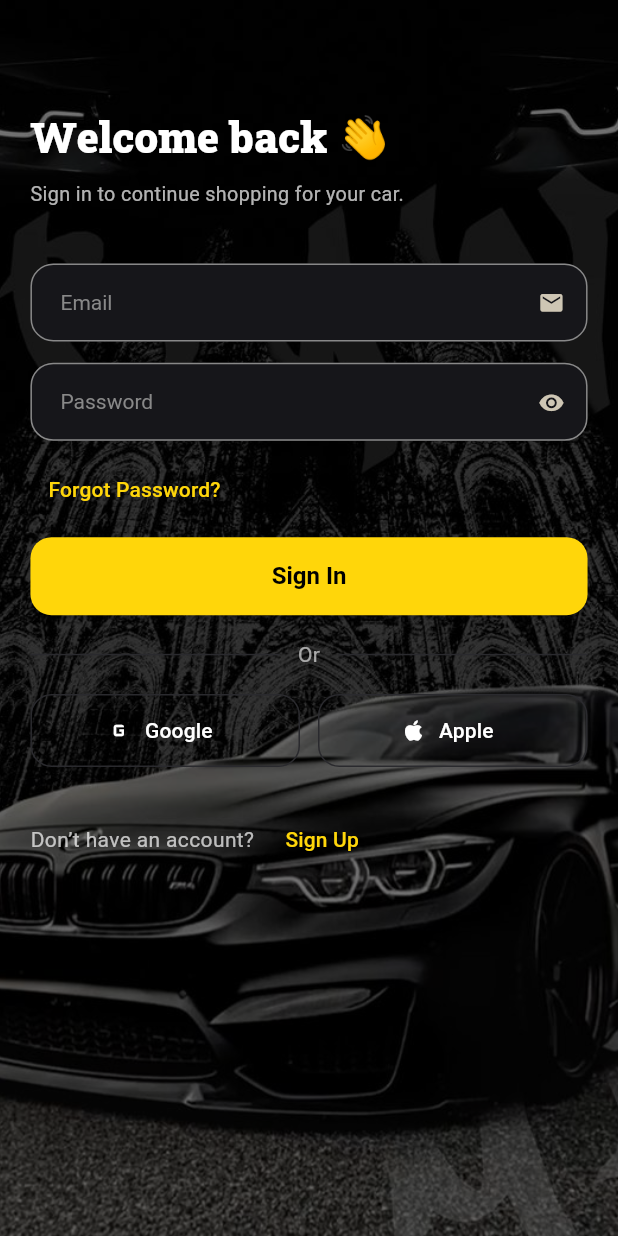
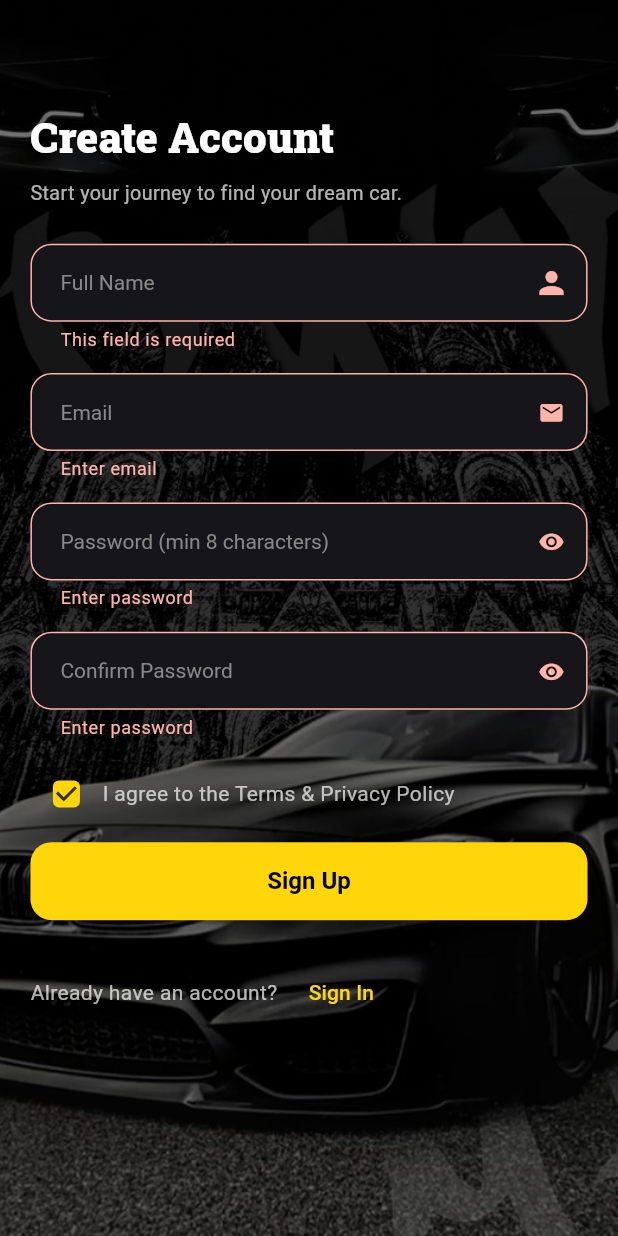
Before and after one commit to YassineDvP25/auto_swift, a Flutter app: the screen it shows after launch, after a tap on "Sign Up", on a phone screen of 412 x 824 dp. Run offline on Flutter 3.47's test engine with Material 3 defaults, Android fonts, the phone set to English and light mode, and no system bars; our stand-ins replace awesome_dialog, bloc, dio, dropdown_button2, firebase_core, flutter_bloc and 3 more; accounts and stored records are empty; network calls fail; Roboto replaces fonts that are missing (reg).

Commit message:
feat(auth): improve sign in/up flow and routing

```diff
--- a/lib/auto_app.dart
+++ b/lib/auto_app.dart
@@ -58,7 +58,7 @@ class AutoApp extends StatelessWidget {
 
       child: MaterialApp(
         theme: baseTheme,
-        initialRoute: Routes.signInScreen,
+        initialRoute: Routes.signUpScreen,
         debugShowCheckedModeBanner: false,
         onGenerateRoute: approuter.generateRoute,
       ),
--- a/lib/core/routes/app_router.dart
+++ b/lib/core/routes/app_router.dart
@@ -4,6 +4,7 @@ import 'package:auto_swift/features/admin/cubit/admin_cubit.dart';
 import 'package:auto_swift/features/home/cubit/home_cubit.dart';
 import 'package:auto_swift/features/screens/admin_screen.dart';
 import 'package:auto_swift/features/screens/auth/sign_in_screen.dart';
+import 'package:auto_swift/features/screens/auth/sign_up_screen.dart';
 import 'package:auto_swift/features/screens/home_screen.dart';
 import 'package:dio/dio.dart';
 import 'package:flutter/material.dart';
@@ -14,8 +15,8 @@ class AppRouter {
     switch (settings.name) {
       case Routes.signInScreen:
         return MaterialPageRoute(builder: (_) =>  SignInPage());
-      // case Routes.signUpScreen:
-      //   return MaterialPageRoute(builder: (_) =>  SignUpPage());
+      case Routes.signUpScreen:
+        return MaterialPageRoute(builder: (_) =>  SignUpPage());
 
       case Routes.adminPage:
         return MaterialPageRoute(
--- a/lib/features/auth/widgets/auth_text_field.dart
+++ b/lib/features/auth/widgets/auth_text_field.dart
@@ -10,6 +10,7 @@ class AuthTextField extends StatelessWidget {
   final String? Function(String?) validator;
   final TextDirection textDirection;
   final TextInputAction? textInputAction;
+  final Widget? suffxIcon;
 
   const AuthTextField({
     super.key,
@@ -18,7 +19,7 @@ class AuthTextField extends StatelessWidget {
     required this.validator,
     this.keyboardType = TextInputType.text,
     this.textDirection = TextDirection.rtl,
-    this.textInputAction,
+    this.textInputAction, this.suffxIcon,
   });
 
   @override
@@ -36,7 +37,7 @@ class AuthTextField extends StatelessWidget {
             fontFamily: 'reg',
             color: AppColors.grayScaleHoder,
           ),
-          suffixIcon: Icon(Icons.email, size: 16.sp),
+          suffixIcon: suffxIcon,
 
           enabledBorder: OutlineInputBorder(
             borderSide: BorderSide(color: AppColors.grayScaleHoder),
--- a/lib/features/screens/auth/sign_in_screen.dart
+++ b/lib/features/screens/auth/sign_in_screen.dart
@@ -1,6 +1,5 @@
 import 'package:auto_swift/core/helpers/spacing.dart';
 import 'package:auto_swift/core/routes/routes.dart';
-import 'package:auto_swift/core/widgets/app_text_form_field.dart';
 import 'package:auto_swift/features/auth/classes/auth_controller.dart';
 import 'package:auto_swift/features/auth/classes/auth_service.dart';
 import 'package:auto_swift/features/auth/functions/show_snack.dart';
@@ -17,7 +16,7 @@ import 'package:flutter/material.dart';
 import 'package:flutter_screenutil/flutter_screenutil.dart';
 
 class SignInPage extends StatefulWidget {
-  static const route = '/signinScreen';
+  static const route = '/signInScreen';
   const SignInPage({super.key});
 
   @override
@@ -78,7 +77,7 @@ class _SignInPageState extends State<SignInPage> {
                   AuthTextField(
                     controller: _email,
                     label: 'Email',
-
+                    suffxIcon: Icon(Icons.email, size: 16.sp,),
                     keyboardType: TextInputType.emailAddress,
                     textInputAction: TextInputAction.none,
                     validator: Validators.email,
--- a/lib/features/screens/auth/sign_up_screen.dart
+++ b/lib/features/screens/auth/sign_up_screen.dart
@@ -1,153 +1,172 @@
-// import 'package:auto_swift/features/screens/auth/sign_in_screen.dart';
-// import 'package:flutter/material.dart';
+import 'package:auto_swift/core/helpers/spacing.dart';
+import 'package:auto_swift/features/auth/classes/auth_controller.dart';
+import 'package:auto_swift/features/auth/classes/auth_service.dart';
+import 'package:auto_swift/features/auth/classes/auth_validator.dart';
+import 'package:auto_swift/features/auth/widgets/auth_background_scafold.dart';
+import 'package:auto_swift/features/auth/widgets/auth_footer.dart';
+import 'package:auto_swift/features/auth/widgets/auth_text_field.dart';
+import 'package:auto_swift/features/auth/widgets/brand_header.dart';
+import 'package:auto_swift/features/auth/widgets/password_field.dart';
+import 'package:auto_swift/features/screens/auth/sign_in_screen.dart';
+import 'package:flutter/material.dart';
+import 'package:flutter_screenutil/flutter_screenutil.dart';
 
-// class SignUpPage extends StatefulWidget {
-//   const SignUpPage({super.key});
+class SignUpPage extends StatefulWidget {
+  const SignUpPage({super.key});
 
-//   @override
-//   State<SignUpPage> createState() => _SignUpPageState();
-// }
+  @override
+  State<SignUpPage> createState() => _SignUpPageState();
+}
 
-// class _SignUpPageState extends State<SignUpPage> {
-//   final _formKey = GlobalKey<FormState>();
-//   final _controller = AuthController();
+class _SignUpPageState extends State<SignUpPage> {
+  final _formKey = GlobalKey<FormState>();
+  final _controller = AuthController();
 
-//   final _name = TextEditingController();
-//   final _email = TextEditingController();
-//   final _password = TextEditingController();
-//   final _confirm = TextEditingController();
-//   bool _agreed = true;
+  final _name = TextEditingController();
+  final _email = TextEditingController();
+  final _password = TextEditingController();
+  final _confirm = TextEditingController();
+  bool _agreed = true;
 
-//   @override
-//   void dispose() {
-//     _controller.dispose();
-//     _name.dispose();
-//     _email.dispose();
-//     _password.dispose();
-//     _confirm.dispose();
-//     super.dispose();
-//   }
+  @override
+  void dispose() {
+    _controller.dispose();
+    _name.dispose();
+    _email.dispose();
+    _password.dispose();
+    _confirm.dispose();
+    super.dispose();
+  }
 
-//   Future<void> _submit() async {
-//     if (!_formKey.currentState!.validate()) return;
-//     if (!_agreed) {
-//       _showSnack('You must agree to the terms');
-//       return;
-//     }
-//     try {
-//       final ok = await _controller.register(
-//         _name.text.trim(),
-//         _email.text.trim(),
-//         _password.text,
-//       );
-//       if (!mounted) return;
-//       if (ok) {
-//         _showSnack('Account created successfully ✅');
-//         await Future.delayed(const Duration(milliseconds: 350));
-//         Navigator.pushReplacementNamed(context, SignInPage.route);
-//       }
-//     } on AuthException catch (e) {
-//       if (!mounted) return;
-//       _showSnack(e.message);
-//     }
-//   }
+  Future<void> _submit() async {
+    if (!_formKey.currentState!.validate()) return;
+    if (!_agreed) {
+      _showSnack('You must agree to the terms');
+      return;
+    }
+    try {
+      final ok = await _controller.register(
+        _name.text.trim(),
+        _email.text.trim(),
+        _password.text,
+      );
+      if (!mounted) return;
+      if (ok) {
+        _showSnack('Account created successfully ✅');
+        await Future.delayed(const Duration(milliseconds: 350));
+        Navigator.pushReplacementNamed(context, SignInPage.route);
+      }
+    } on AuthException catch (e) {
+      if (!mounted) return;
+      _showSnack(e.message);
+    }
+  }
 
-//   void _showSnack(String msg) {
-//     ScaffoldMessenger.of(context)
-//         .showSnackBar(SnackBar(content: Text(msg), behavior: SnackBarBehavior.floating));
-//   }
+  void _showSnack(String msg) {
+    ScaffoldMessenger.of(context).showSnackBar(
+      SnackBar(content: Text(msg), behavior: SnackBarBehavior.floating),
+    );
+  }
 
-//   @override
-//   Widget build(BuildContext context) {
-//     return Scaffold(
-//       body: AnimatedBuilder(
-//         animation: _controller,
-//         builder: (_, __) {
-//           return SingleChildScrollView(
-//             padding: const EdgeInsets.fromLTRB(20, 48, 20, 24),
-//             child: Form(
-//               key: _formKey,
-//               child: Column(
-//                 crossAxisAlignment: CrossAxisAlignment.start,
-//                 children: [
-//                   const BrandHeader(
-//                     title: 'Create Account',
-//                     subtitle: 'Start your journey to find your dream car.',
-//                   ),
-//                   AppTextField(
-//                     controller: _name,
-//                     label: 'Full Name',
-//                     textInputAction: TextInputAction.next,
-//                     validator: Validators.required,
-//                   ),
-//                   const SizedBox(height: 14),
-//                   AppTextField(
-//                     controller: _email,
-//                     label: 'Email Address',
-//                     keyboardType: TextInputType.emailAddress,
-//                     textInputAction: TextInputAction.next,
-//                     validator: Validators.email,
-//                   ),
-//                   const SizedBox(height: 14),
-//                   PasswordField(
-//                     controller: _password,
-//                     label: 'Password (min 8 characters)',
-//                     textInputAction: TextInputAction.next,
-//                     validator: Validators.password,
-//                   ),
-//                   const SizedBox(height: 14),
-//                   PasswordField(
-//                     controller: _confirm,
-//                     label: 'Confirm Password',
-//                     textInputAction: TextInputAction.done,
-//                     validator: (v) => Validators.confirmPassword(v, _password.text),
-//                   ),
-//                   const SizedBox(height: 12),
-//                   Row(
-//                     children: [
-//                       Checkbox(
-//                         value: _agreed,
-//                         onChanged: (v) => setState(() => _agreed = v ?? false),
-//                         shape: RoundedRectangleBorder(
-//                             borderRadius: BorderRadius.circular(4)),
-//                         side: const BorderSide(color: Color(0xFF2A2A2E)),
-//                         activeColor: const Color(0xFFFFD60A),
-//                       ),
-//                       const Expanded(
-//                         child: Text(
-//                           'I agree to the Terms & Privacy Policy',
-//                           style: TextStyle(color: Colors.white70),
-//                         ),
-//                       ),
-//                     ],
-//                   ),
-//                   const SizedBox(height: 8),
-//                   ElevatedButton(
-//                     onPressed: _controller.loading ? null : _submit,
-//                     child: _controller.loading
-//                         ? const SizedBox(
-//                             height: 22,
-//                             width: 22,
-//                             child: CircularProgressIndicator(
-//                               strokeWidth: 2.4,
-//                               color: Colors.black,
-//                             ),
-//                           )
-//                         : const Text('Sign Up'),
-//                   ),
-//                   const SizedBox(height: 24),
-//                   AuthFooter(
-//                     text: 'Already have an account?',
-//                     actionText: 'Sign In',
-//                     onTap: () =>
-//                         Navigator.pushReplacementNamed(context, SignInPage.route),
-//                   ),
-//                 ],
-//               ),
-//             ),
-//           );
-//         },
-//       ),
-//     );
-//   }
-// }
+  @override
+  Widget build(BuildContext context) {
+    return AuthBackgroundScaffold(
+      child: AnimatedBuilder(
+        animation: _controller,
+        builder: (_, __) {
+          return SingleChildScrollView(
+            padding: EdgeInsets.fromLTRB(20, 70, 20, 24).r,
+            child: Form(
+              key: _formKey,
+              child: Column(
+                crossAxisAlignment: CrossAxisAlignment.start,
+                children: [
+                  const BrandHeader(
+                    title: 'Create Account',
+                    subtitle: 'Start your journey to find your dream car.',
+                  ),
+                  AuthTextField(
+                    controller: _name,
+                    label: 'Full Name',
+                    suffxIcon: Icon(Icons.person),
+                    textInputAction: TextInputAction.next,
+                    validator: Validators.required,
+                  ),
+                  verticalSpace(14),
+                  AuthTextField(
+                    controller: _email,
+                    label: 'Email',
+                    suffxIcon: Icon(Icons.email, size: 16.sp),
+                    keyboardType: TextInputType.emailAddress,
+                    textInputAction: TextInputAction.next,
+                    validator: Validators.email,
+                  ),
+                  verticalSpace(14),
+                  PasswordField(
+                    controller: _password,
+                    label: 'Password (min 8 characters)',
+                    textInputAction: TextInputAction.next,
+                    validator: Validators.password,
+                  ),
+                  verticalSpace(14),
+                  PasswordField(
+                    controller: _confirm,
+                    label: 'Confirm Password',
+                    textInputAction: TextInputAction.done,
+                    validator:
+                        (v) => Validators.confirmPassword(v, _password.text),
+                  ),
+                  verticalSpace(12),
+                  Row(
+                    children: [
+                      Checkbox(
+                        value: _agreed,
+                        onChanged: (v) => setState(() => _agreed = v ?? false),
+                        shape: RoundedRectangleBorder(
+                          borderRadius: BorderRadius.circular(4).r,
+                        ),
+                        side: const BorderSide(color: Color(0xFF2A2A2E)),
+                        activeColor: const Color(0xFFFFD60A),
+                      ),
+                      const Expanded(
+                        child: Text(
+                          'I agree to the Terms & Privacy Policy',
+                          style: TextStyle(color: Colors.white70),
+                        ),
+                      ),
+                    ],
+                  ),
+                  verticalSpace(8),
+                  ElevatedButton(
+                    onPressed: _controller.loading ? null : _submit,
+                    child:
+                        _controller.loading
+                            ? SizedBox(
+                              height: 22.h,
+                              width: 22.w,
+                              child: CircularProgressIndicator(
+                                strokeWidth: 2.4.w,
+                                color: Colors.black,
+                              ),
+                            )
+                            : const Text('Sign Up'),
+                  ),
+                  verticalSpace(24),
+                  AuthFooter(
+                    text: 'Already have an account?',
+                    actionText: 'Sign In',
+                    onTap:
+                        () => Navigator.pushReplacementNamed(
+                          context,
+                          SignInPage.route,
+                        ),
+                  ),
+                ],
+              ),
+            ),
+          );
+        },
+      ),
+    );
+  }
+}
```
